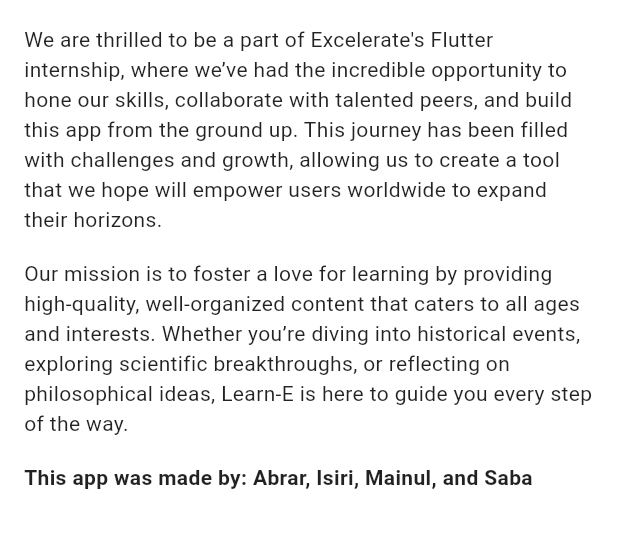
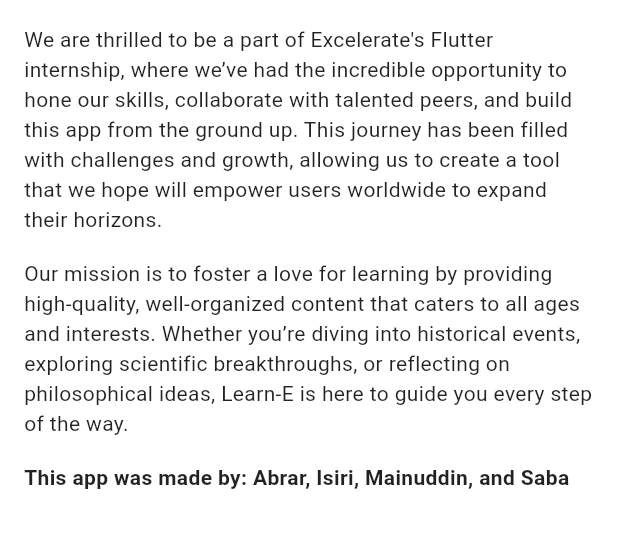
Before and after one commit to IsiriBhatSM/Learn-E, a Flutter app: the AboutUsPage screen opened by its route, on a phone screen of 412 x 824 dp, the part 387-935 px from its top. Run offline on Flutter 3.47's test engine with Material 3 defaults, Android fonts, the phone set to English and light mode, and no system bars; our stand-ins replace confetti, shared_preferences; accounts and stored records are empty.

Commit message:
Modified about page

```diff
--- a/lib/pages/about_us_page.dart
+++ b/lib/pages/about_us_page.dart
@@ -45,7 +45,7 @@
               ),
               const SizedBox(height: 16),
               Text(
-                'This app was made by: Abrar, Isiri, Mainul, and Saba',
+                'This app was made by: Abrar, Isiri, Mainuddin, and Saba',
                 style: theme.textTheme.bodyMedium?.copyWith(
                   fontWeight: FontWeight.bold,
                 ),
```
